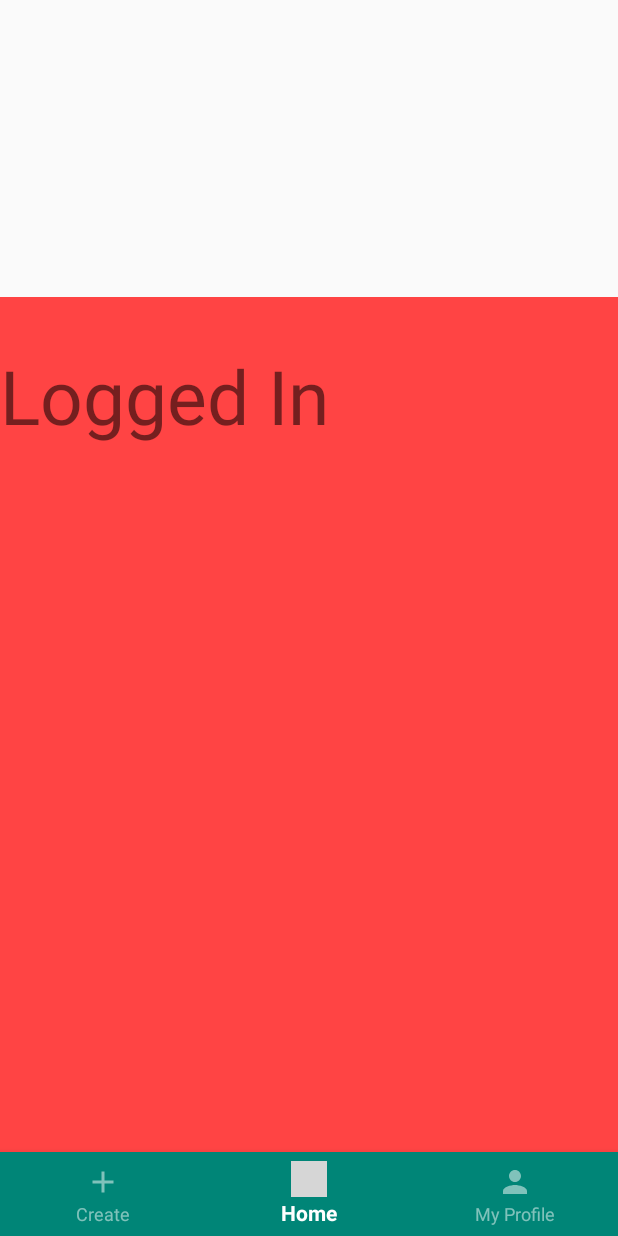
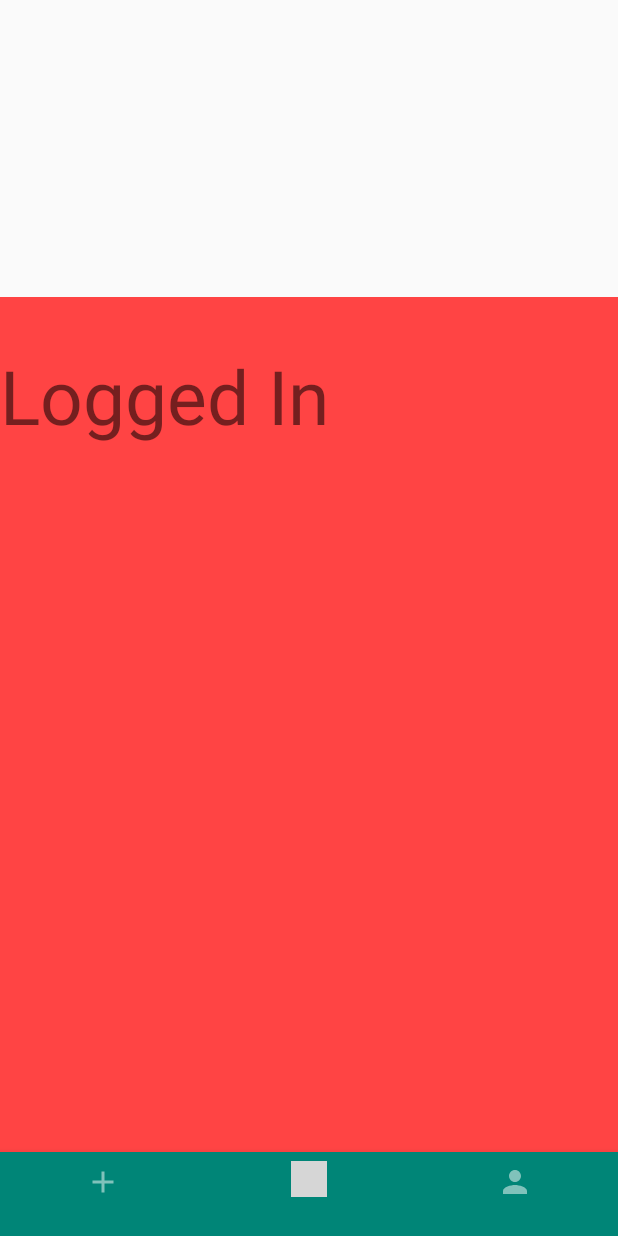
Before and after one commit to ambarusa/SapiAdvertiser, an Android app: the fragment MyProfileFragment placed in its activity, item 2 of the bottom bar chosen, on a phone screen of 412 x 824 dp. Run offline under Robolectric (Android 15) with nearby library versions, the light colour scheme and no system bars; our stand-ins replace Firebase (no records; nobody signed in at launch, a user with empty details on screens opened directly); grey boxes are pictures that could not be loaded.

Commit message:
My profile in work

```diff
--- a/app/src/main/AndroidManifest.xml
+++ b/app/src/main/AndroidManifest.xml
@@ -14,15 +14,15 @@
         android:roundIcon="@mipmap/ic_launcher_round"
         android:supportsRtl="true"
         android:theme="@style/AppTheme">
-        <activity android:name=".LoginActivity">
-        <intent-filter>
-            <action android:name="android.intent.action.MAIN" />
+        <activity android:name=".LoginActivity"/>
+        <activity android:name=".RegisterActivity" />
+        <activity android:name=".MainActivity">
+            <intent-filter>
+                <action android:name="android.intent.action.MAIN" />
 
-            <category android:name="android.intent.category.LAUNCHER" />
-        </intent-filter>
+                <category android:name="android.intent.category.LAUNCHER" />
+            </intent-filter>
         </activity>
-        <activity android:name=".RegisterActivity" />
-        <activity android:name=".MainActivity" />
     </application>
 
 </manifest>
--- a/app/src/main/java/com/example/lszlsomai/sapiadvertiser/MainActivity.java
+++ b/app/src/main/java/com/example/lszlsomai/sapiadvertiser/MainActivity.java
@@ -24,6 +24,7 @@ public class MainActivity extends AppCompatActivity {
         BottomNavigationView bottomNavigationView = findViewById(R.id.bottomNavigationView);
         bottomNavigationView.setOnNavigationItemSelectedListener(bottomNavigationListener);
 
+        bottomNavigationView.setSelectedItemId(R.id.nav_home);
         getSupportFragmentManager().beginTransaction().replace(R.id.fragment_container, new HomeFragment()).commit();
     }
 
--- a/app/src/main/java/com/example/lszlsomai/sapiadvertiser/MyProfileFragment.java
+++ b/app/src/main/java/com/example/lszlsomai/sapiadvertiser/MyProfileFragment.java
@@ -12,18 +12,36 @@ import android.view.LayoutInflater;
 import android.view.View;
 import android.view.ViewGroup;
 import android.widget.Button;
+import android.widget.TextView;
 
+import com.google.android.gms.tasks.OnCompleteListener;
+import com.google.android.gms.tasks.Task;
 import com.google.firebase.auth.FirebaseAuth;
+import com.google.firebase.firestore.DocumentReference;
+import com.google.firebase.firestore.DocumentSnapshot;
+import com.google.firebase.firestore.FirebaseFirestore;
 
 @SuppressLint("ValidFragment")
 public class MyProfileFragment extends Fragment {
 
     private AppCompatImageButton mSignOutBtn;
+    private FirebaseFirestore db;
+
+    private TextView firstName;
+    private TextView lastName;
+    private TextView eMail;
+    private TextView phoneNumber;
+    private TextView address;
 
     @Nullable
     @Override
     public View onCreateView(@NonNull LayoutInflater inflater, @Nullable ViewGroup container, @Nullable Bundle savedInstanceState) {
         View view = inflater.inflate(R.layout.fragment_my_profile, container, false);
+
+        db = FirebaseFirestore.getInstance();
+
+        displayData();
+
         mSignOutBtn = (AppCompatImageButton) view.findViewById(R.id.signoutButton);
         mSignOutBtn.setOnClickListener(new View.OnClickListener() {
             @Override
@@ -35,4 +53,17 @@ public class MyProfileFragment extends Fragment {
         });
         return view;
     }
+
+    private void displayData() {
+        DocumentReference docRef = db.collection("users").document("+40734375735");
+        docRef.get().addOnCompleteListener(new OnCompleteListener<DocumentSnapshot>() {
+            @Override
+            public void onComplete(@NonNull Task<DocumentSnapshot> task) {
+                if (task.isSuccessful()) {
+                    DocumentSnapshot  document = task.getResult();
+
+                }
+            }
+        });
+    }
 }
--- a/app/src/main/res/layout/activity_main.xml
+++ b/app/src/main/res/layout/activity_main.xml
@@ -20,7 +20,6 @@
         android:layout_height="wrap_content"
         android:background="@color/colorPrimary"
         app:itemIconTint="@color/nav_item_colors"
-        app:itemTextColor="@color/nav_item_colors"
         app:layout_constraintBottom_toBottomOf="parent"
         app:layout_constraintEnd_toEndOf="parent"
         app:layout_constraintStart_toStartOf="parent"
--- a/app/src/main/res/menu/bottom_navigation.xml
+++ b/app/src/main/res/menu/bottom_navigation.xml
@@ -5,17 +5,14 @@
 
     <item
         android:id="@+id/nav_create"
-        android:icon="@drawable/ic_create"
-        android:title="Create"/>
+        android:icon="@drawable/ic_create"/>
 
     <item
         android:id="@+id/nav_home"
-        android:icon="@drawable/ic_home"
-        android:title="Home"/>
+        android:icon="@drawable/ic_home"/>
 
     <item
         android:id="@+id/nav_my_profile"
-        android:icon="@drawable/ic_person"
-        android:title="My Profile"/>
+        android:icon="@drawable/ic_person"/>
 
 </menu>
```
